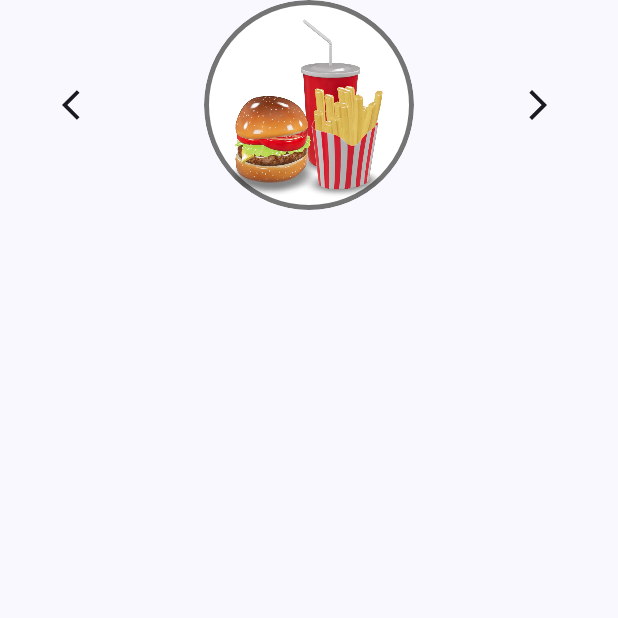
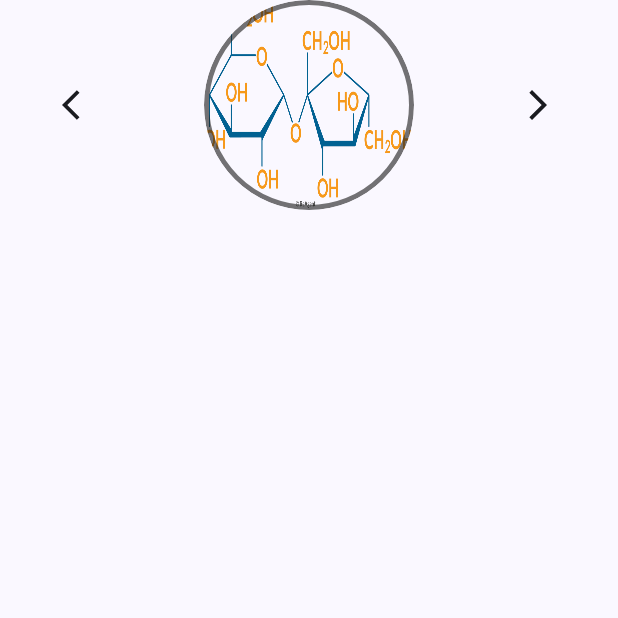
Before and after one commit to pedroalfonseca/Projeto-RV, an Android app built with Jetpack Compose: the composable Menu shown on its own in the app's theme, on a phone screen of 412 x 824 dp, the top half of it. Run offline under Robolectric (Android 15) with nearby library versions, the phone set to English and light mode, and no system bars; libraries missing offline, so code that uses them is left out: com.google.ar.core, io.github.sceneview.ar; 4 statements that could not run were skipped.

Commit message:
Add 3d molecules

```diff
--- a/app/src/main/java/com/example/rv/MainActivity.kt
+++ b/app/src/main/java/com/example/rv/MainActivity.kt
@@ -64,11 +64,8 @@ fun Menu(modifier: Modifier, onClick: (String) -> Unit) {
     }
 
     val itemsList = listOf(
-        Food("burger", R.drawable.burger),
-        Food("instant", R.drawable.instant),
-        Food("momos", R.drawable.momos),
-        Food("pizza", R.drawable.pizza),
-        Food("ramen", R.drawable.ramen),
+        Food("sucrose", R.drawable.sucrose),
+        Food("etanol", R.drawable.etanol),
     )
 
     fun updateIndex(offset: Int) {
```
Also changed, not shown: app/src/main/res/drawable/etanol.webp (added), app/src/main/res/drawable/sucrose.webp (added), 2 other files.
